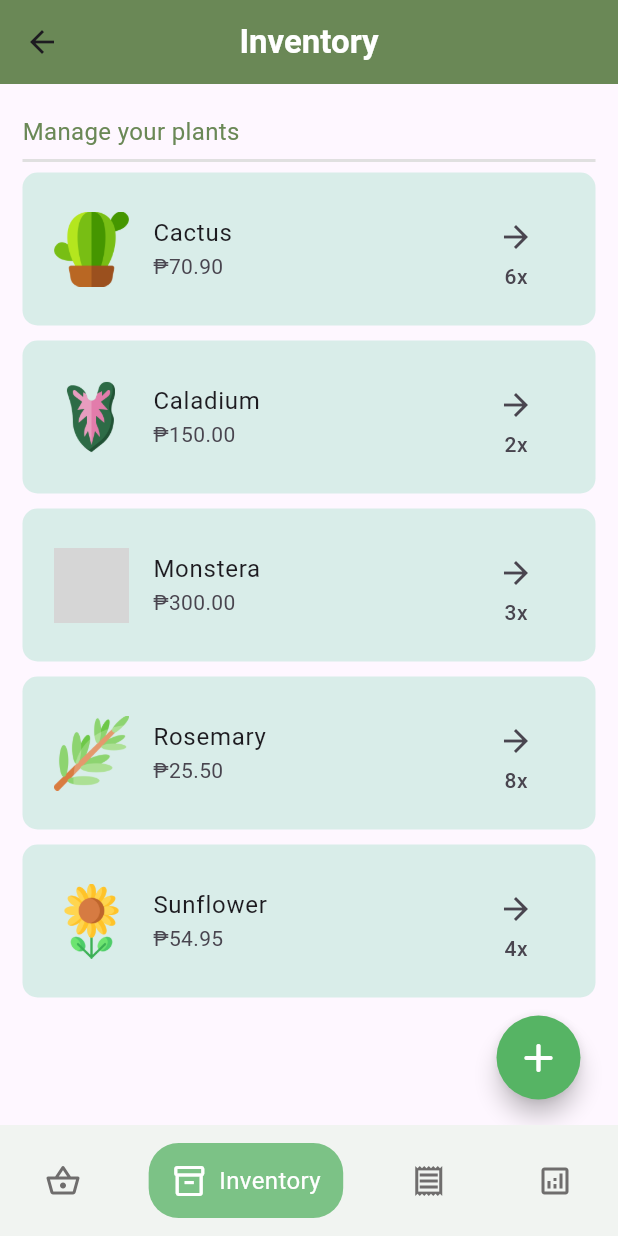
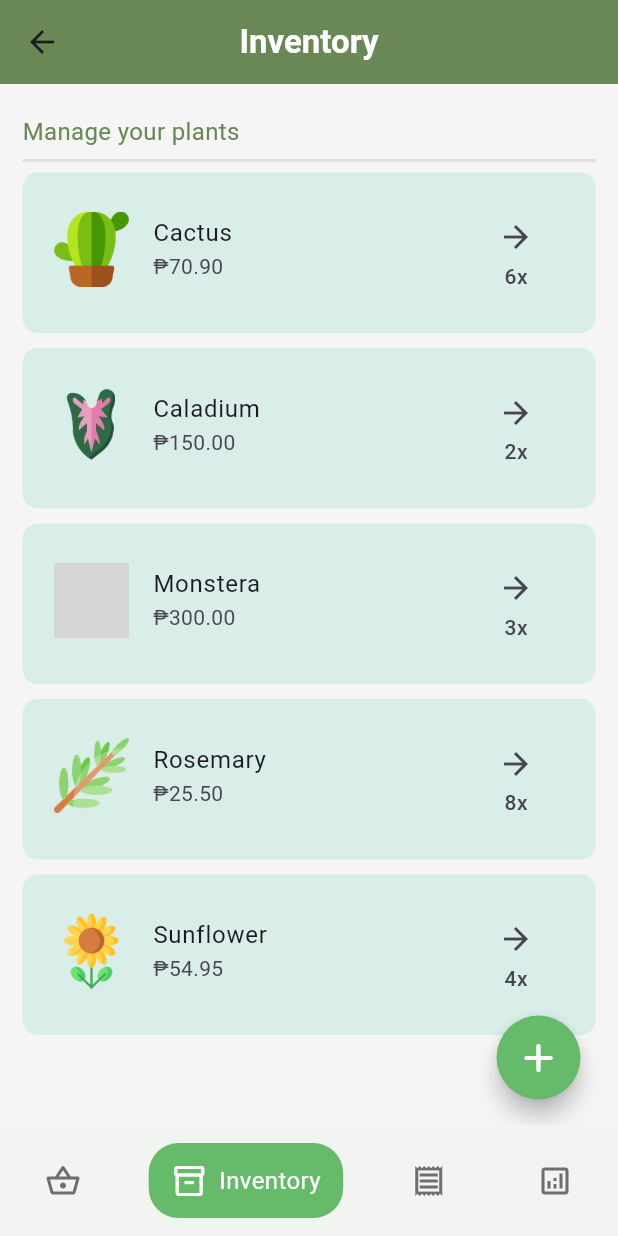
Before and after one commit to mechanixox/Plantdemic, a Flutter app: the HomePage screen opened by its route, item 2 of the bottom bar chosen, on a phone screen of 412 x 824 dp. Run offline on Flutter 3.47's test engine with Material 2 defaults, Android fonts, the phone set to English and light mode, and no system bars; drawn by our look-alikes of flutter_slidable, google_nav_bar; our stand-ins replace lottie; network calls fail; Roboto replaces fonts that are missing (Arial); grey boxes are pictures that could not be loaded.

Commit message:
various changes...
> added opacity on alert dialog box after user pressed the 'sell' button
> changed some of the colors
> added delivery information page (still empty)

```diff
--- a/plantdemic/lib/components/bottom_nav_bar.dart
+++ b/plantdemic/lib/components/bottom_nav_bar.dart
@@ -16,7 +16,7 @@ class MyBottomNavBar extends StatelessWidget {
           onTabChange: (value) => onTabChange!(value),
           backgroundColor: Color.fromARGB(255, 241, 244, 241),
           activeColor: Color.fromARGB(255, 255, 255, 255),
-          tabBackgroundColor: Color.fromRGBO(124, 194, 134, 1.0),
+          tabBackgroundColor: Colors.green.shade400,
           padding: EdgeInsets.only(left: 15, right: 15, top: 13, bottom: 13),
           tabBorderRadius: 20,
           haptic: true,
--- a/plantdemic/lib/components/plant_tile.dart
+++ b/plantdemic/lib/components/plant_tile.dart
@@ -24,7 +24,11 @@ class PlantTile extends StatelessWidget {
       onTap: onTap,
       child: Slidable(
         endActionPane: ActionPane(
-          motion: StretchMotion(),
+          motion: Padding(
+            padding:
+                const EdgeInsets.only(bottom: 20, top: 10, left: 10, right: 10),
+            child: StretchMotion(),
+          ),
           children: [
             //delete tile
             SlidableAction(
@@ -43,7 +47,7 @@ class PlantTile extends StatelessWidget {
           margin: EdgeInsets.only(bottom: 10),
           padding: EdgeInsets.symmetric(vertical: 10, horizontal: 5),
           child: Padding(
-            padding: const EdgeInsets.only(top: 5.0, left: 0, bottom: 5),
+            padding: const EdgeInsets.only(top: 5.0, left: 0, bottom: 10),
             child: ListTile(
               title: Text(plant.name),
               subtitle: Text(
--- a/plantdemic/lib/pages/home_page.dart
+++ b/plantdemic/lib/pages/home_page.dart
@@ -37,6 +37,7 @@ class _HomePageState extends State<HomePage> {
   @override
   Widget build(BuildContext context) {
     return Scaffold(
+      backgroundColor: Colors.grey.shade100,
       appBar: AppBar(
         backgroundColor: Color.fromRGBO(106, 136, 86, 1),
         elevation: 0,
--- a/plantdemic/lib/pages/inventory.dart
+++ b/plantdemic/lib/pages/inventory.dart
@@ -114,7 +114,7 @@ class _UserInventoryState extends State<UserInventory> {
                   onPressed: () {
                     navigateToAddPlantPage();
                   },
-                  backgroundColor: Color.fromRGBO(86, 180, 100, 1),
+                  backgroundColor: Colors.green.shade400,
                   shape: CircleBorder(),
                   child: Icon(Icons.add_rounded, color: Colors.white, size: 32),
                 ),
```
Also changed, not shown: plantdemic/lib/pages/delivery.dart (+12 -1 lines), plantdemic/lib/pages/delivery_info_page.dart (added, +18 -0 lines), plantdemic/lib/pages/manage_plant_page.dart (+15 -3 lines).
